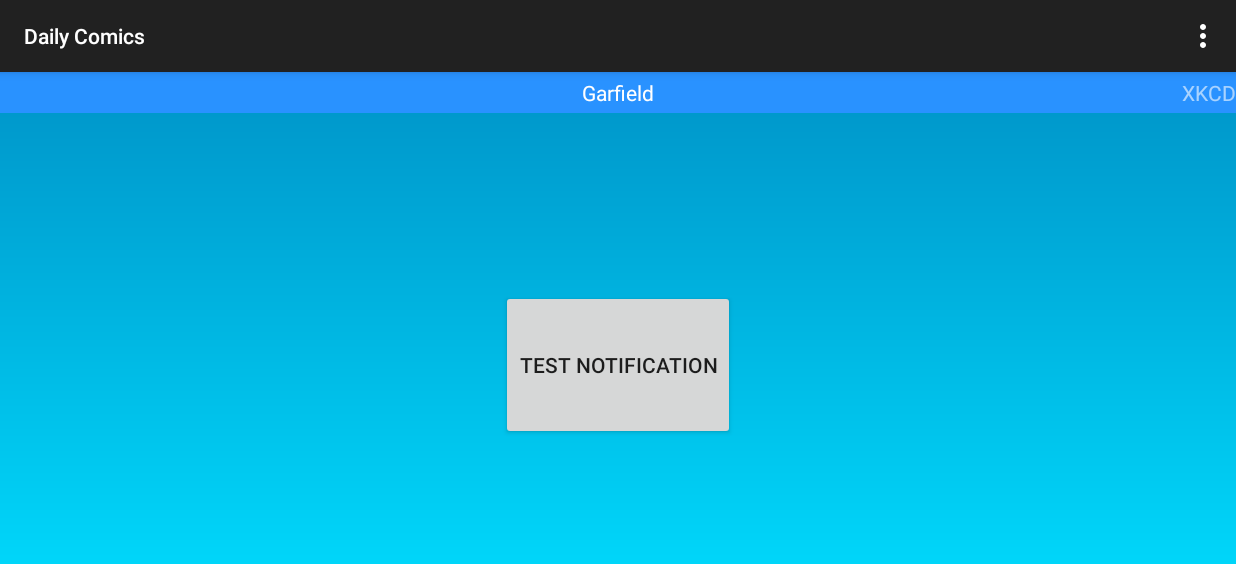
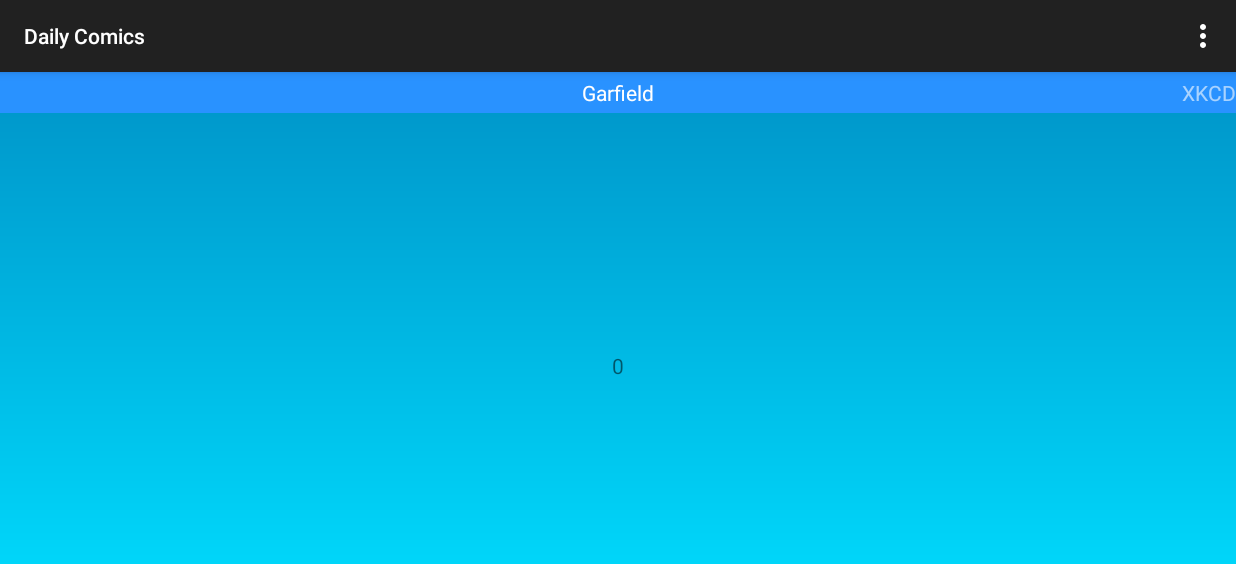
Before and after one commit to kklee305/Comics, an Android app: the screen it shows after launch (HomeActivity), on a phone screen of 824 x 412 dp (held sideways). Shown: the top 564 px of the screen. Run offline under Robolectric (Android 15) with nearby library versions, the phone set to English and light mode, and no system bars.

```diff
--- a/Comics/build.gradle
+++ b/Comics/build.gradle
@@ -22,4 +22,5 @@ android {
 dependencies {
     compile 'com.android.support:appcompat-v7:+'
     compile fileTree(dir: 'libs', include: ['*.jar'])
+    compile files('libs/gson-2.2.4.jar')
 }
--- a/Comics/src/main/AndroidManifest.xml
+++ b/Comics/src/main/AndroidManifest.xml
@@ -20,11 +20,11 @@
             </intent-filter>
         </activity>
 
-        <service android:name=".NotificationService" android:label="My Service">
+        <service android:name="ca.kklee.service.NotificationService" android:label="My Service">
         </service>
 
         <receiver
-            android:name="ca.kklee.comics.StartMyServiceAtBootReceiver"
+            android:name="ca.kklee.service.StartMyServiceAtBootReceiver"
             android:enabled="true"
             android:exported="true"
             android:label="StartMyServiceAtBootReceiver">
--- /dev/null
+++ b/Comics/src/main/java/ca/kklee/comics/Comic.java
@@ -0,0 +1,31 @@
+package ca.kklee.comics;
+
+/**
+ * Created by Keith on 04/06/2014.
+ */
+public class Comic {
+    private String title;
+    private String imgSrc;
+    private String update;
+    private String time;
+
+    public String toString(){
+        return title + " | " + imgSrc + " | " + update + " | " + time;
+    }
+
+    public String getTitle() {
+        return title;
+    }
+
+    public String getImgSrc() {
+        return imgSrc;
+    }
+
+    public String getUpdate() {
+        return update;
+    }
+
+    public String getTime() {
+        return time;
+    }
+}
--- /dev/null
+++ b/Comics/src/main/java/ca/kklee/comics/ComicCollection.java
@@ -0,0 +1,55 @@
+package ca.kklee.comics;
+
+import android.app.Activity;
+import android.util.Log;
+
+import com.google.gson.Gson;
+
+import java.io.IOException;
+import java.io.InputStream;
+
+import ca.kklee.util.StringUtil;
+
+/**
+ * Created by Keith on 05/06/2014.
+ */
+public class ComicCollection {
+
+    private static ComicCollection instance = null;
+    private Comic[] comics = null;
+
+    private ComicCollection() {
+    }
+
+    public static synchronized ComicCollection getInstance() {
+        if (instance == null) {
+            instance = new ComicCollection();
+        }
+        return instance;
+    }
+
+    public Comic[] getComics() {
+        return comics;
+    }
+
+    public void setComics(Activity activity) {
+        comics = parse(activity);
+    }
+
+    public Comic[] parse(Activity activity) {
+        String inputString = "";
+
+        try {
+            InputStream inputFile = activity.getAssets().open("comic_collection.json");
+            inputString = StringUtil.convertStreamToString(inputFile);
+        } catch (IOException e) {
+            e.printStackTrace();
+            Log.e("ERROR", e.toString());
+        }
+
+        if (inputString.isEmpty())
+            return null;
+        Gson gson = new Gson();
+        return gson.fromJson(inputString, Comic[].class);
+    }
+}
--- /dev/null
+++ b/Comics/src/main/java/ca/kklee/comics/ComicFragment.java
@@ -0,0 +1,28 @@
+package ca.kklee.comics;
+
+import android.os.Bundle;
+import android.support.v4.app.Fragment;
+import android.view.LayoutInflater;
+import android.view.View;
+import android.view.ViewGroup;
+import android.widget.Button;
+import android.widget.ImageView;
+import android.widget.TextView;
+
+/**
+ * Created by Keith on 02/06/2014.
+ */
+public class ComicFragment extends Fragment {
+
+    @Override
+    public View onCreateView(LayoutInflater inflater, ViewGroup container, Bundle savedInstanceState) {
+
+        View rootView = inflater.inflate(R.layout.title_fragment, container, false);
+        ImageView imageView = (ImageView) rootView.findViewById(R.id.image_view);
+
+        TextView textView = (TextView) rootView.findViewById(R.id.id_view);
+        textView.setText(getArguments().getInt("ID") + "");
+
+        return rootView;
+    }
+}
--- a/Comics/src/main/java/ca/kklee/comics/SectionsPagerAdapter.java
+++ b/Comics/src/main/java/ca/kklee/comics/SectionsPagerAdapter.java
@@ -1,5 +1,6 @@
 package ca.kklee.comics;
 
+import android.os.Bundle;
 import android.support.v4.app.Fragment;
 import android.support.v4.app.FragmentManager;
 import android.support.v4.app.FragmentStatePagerAdapter;
@@ -14,27 +15,19 @@ public class SectionsPagerAdapter extends FragmentStatePagerAdapter {
 
     @Override
     public Fragment getItem(int position) {
-        switch (position) {
-            default:
-            case 0:
-                return new TitleFragment();
-            case 1:
-                return new TitleFragment();
-        }
+        Bundle bundle = new Bundle();
+        bundle.putInt("ID",position);
+        ComicFragment cf = new ComicFragment();
+        cf.setArguments(bundle);
+        return cf;
     }
 
     @Override
     public int getCount() {
-        return 2;
+        return ComicCollection.getInstance().getComics().length;
     }
 
     public CharSequence getPageTitle(int position) {
-        switch (position) {
-            default:
-            case 0:
-                return "Garfield";
-            case 1:
-                return "XKCD";
-        }
+        return ComicCollection.getInstance().getComics()[position].getTitle();
     }
 }
--- a/Comics/src/main/java/ca/kklee/comics/TitleFragment.java
+++ /dev/null
@@ -1,46 +0,0 @@
-package ca.kklee.comics;
-
-import android.app.NotificationManager;
-import android.content.Context;
-import android.os.Bundle;
-import android.support.v4.app.Fragment;
-import android.support.v4.app.NotificationCompat;
-import android.util.Log;
-import android.view.LayoutInflater;
-import android.view.View;
-import android.view.ViewGroup;
-import android.widget.Button;
-import android.widget.ImageView;
-
-/**
- * Created by Keith on 02/06/2014.
- */
-public class TitleFragment extends Fragment {
-
-    @Override
-    public View onCreateView(LayoutInflater inflater, ViewGroup container, Bundle savedInstanceState) {
-
-        View rootView = inflater.inflate(R.layout.title_fragment, container, false);
-        ImageView imageView = (ImageView) rootView.findViewById(R.id.image_view);
-
-        Button test = (Button) rootView.findViewById(R.id.btn_test_notification);
-        test.setOnClickListener(
-                new View.OnClickListener() {
-                    @Override
-                    public void onClick(View view) {
-                        Log.d("DEBUGGING", "test notifications");
-                        NotificationCompat.Builder mBuilder =
-                                new NotificationCompat.Builder(getActivity().getApplicationContext())
-                                        .setSmallIcon(R.drawable.ic_launcher)
-                                        .setContentTitle("My notification")
-                                        .setContentText("Hello World!");
-                        NotificationManager mNotificationManager =
-                                (NotificationManager) getActivity().getSystemService(Context.NOTIFICATION_SERVICE);
-                        mNotificationManager.notify(1, mBuilder.build());
-                    }
-                }
-        );
-
-        return rootView;
-    }
-}
--- a/Comics/src/main/java/ca/kklee/comics/NotificationService.java
+++ b/Comics/src/main/java/ca/kklee/service/NotificationService.java
@@ -1,4 +1,4 @@
-package ca.kklee.comics;
+package ca.kklee.service;
 
 import android.app.Service;
 import android.content.Intent;
--- a/Comics/src/main/java/ca/kklee/comics/StartMyServiceAtBootReceiver.java
+++ b/Comics/src/main/java/ca/kklee/service/StartMyServiceAtBootReceiver.java
@@ -1,8 +1,10 @@
-package ca.kklee.comics;
+package ca.kklee.service;
 
 import android.content.BroadcastReceiver;
 import android.content.Context;
 import android.content.Intent;
+
+import ca.kklee.service.NotificationService;
 
 /**
  * Created by Keith on 30/05/2014.
--- /dev/null
+++ b/Comics/src/main/java/ca/kklee/util/StringUtil.java
@@ -0,0 +1,31 @@
+package ca.kklee.util;
+
+import java.io.BufferedReader;
+import java.io.IOException;
+import java.io.InputStream;
+import java.io.InputStreamReader;
+
+/**
+ * Created by Keith on 05/06/2014.
+ */
+public class StringUtil {
+    public static String convertStreamToString(InputStream is) throws IOException {
+        if (is != null) {
+            StringBuilder sb = new StringBuilder();
+            String line;
+            try {
+                BufferedReader reader = new BufferedReader(
+                        new InputStreamReader(is, "UTF-8"));
+                while ((line = reader.readLine()) != null) {
+                    sb.append(line).append("\n");
+                }
+            }
+            finally {
+                is.close();
+            }
+            return sb.toString();
+        } else {
+            return "";
+        }
+    }
+}
--- a/Comics/src/main/res/layout/title_fragment.xml
+++ b/Comics/src/main/res/layout/title_fragment.xml
@@ -9,11 +9,10 @@
         android:layout_height="match_parent"
         android:src="@drawable/bg_gradient_invert"/>
 
-    <Button
-        android:id="@+id/btn_test_notification"
+    <TextView
+        android:id="@+id/id_view"
         android:layout_width="wrap_content"
-        android:layout_height="100dp"
-        android:text="test notification"
+        android:layout_height="wrap_content"
         android:layout_gravity="center"/>
 
 </FrameLayout>
--- a/Comics/src/main/res/menu/home.xml
+++ b/Comics/src/main/res/menu/home.xml
@@ -3,8 +3,13 @@
     xmlns:tools="http://schemas.android.com/tools"
     tools:context="ca.kklee.comics.HomeActivity" >
 
-    <item android:id="@+id/action_settings"
-        android:title="@string/action_settings"
+    <item android:id="@+id/menu_settings"
+        android:title="Settings"
+        android:orderInCategory="100"
+        app:showAsAction="never" />
+
+    <item android:id="@+id/menu_debugging"
+        android:title="Debugg"
         android:orderInCategory="100"
         app:showAsAction="never" />
 </menu>
--- a/Comics/src/main/res/values/strings.xml
+++ b/Comics/src/main/res/values/strings.xml
@@ -2,6 +2,5 @@
 <resources>
 
     <string name="app_name">Daily Comics</string>
-    <string name="action_settings">Settings</string>
 
 </resources>
```
Also changed, not shown: Comics/src/main/assets/comic_collection.json (added, +20 -0 lines), Comics/src/main/assets/title_list.json (deleted, +0 -14 lines), Comics/src/main/java/ca/kklee/comics/HomeActivity.java (+35 -3 lines), Comics/libs/gson-2.2.4.jar (added), 1 other file.
